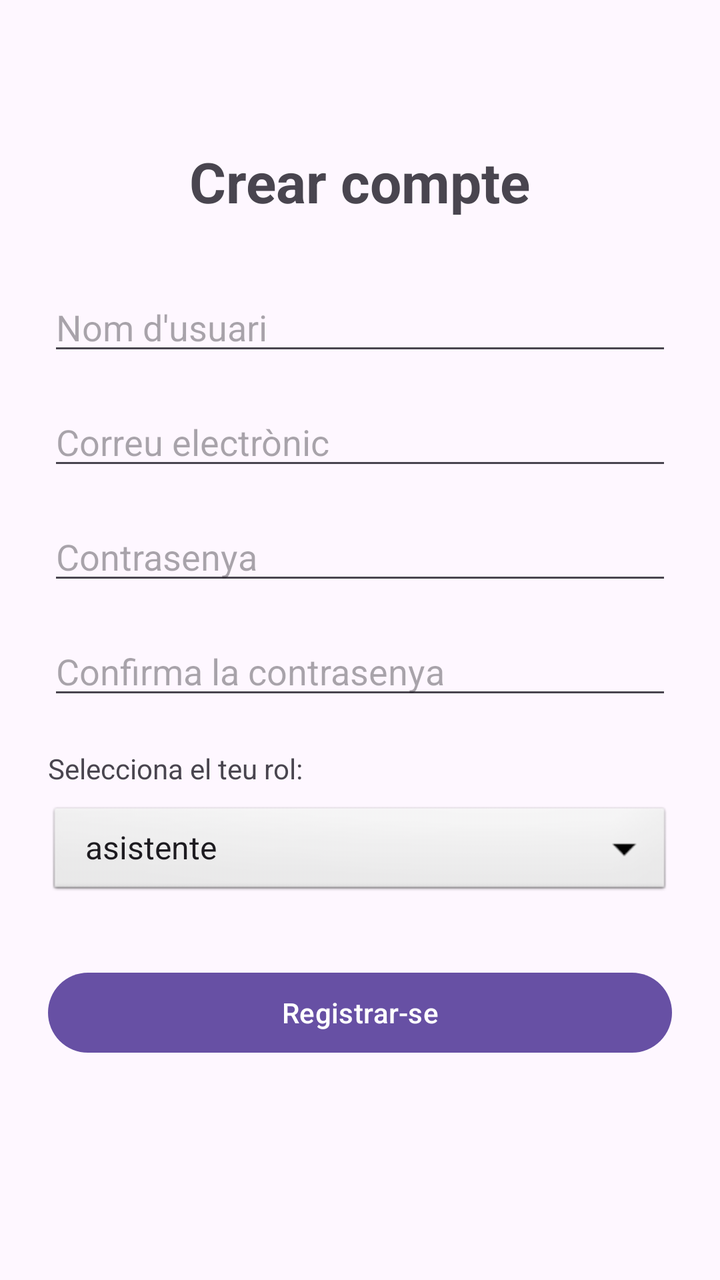
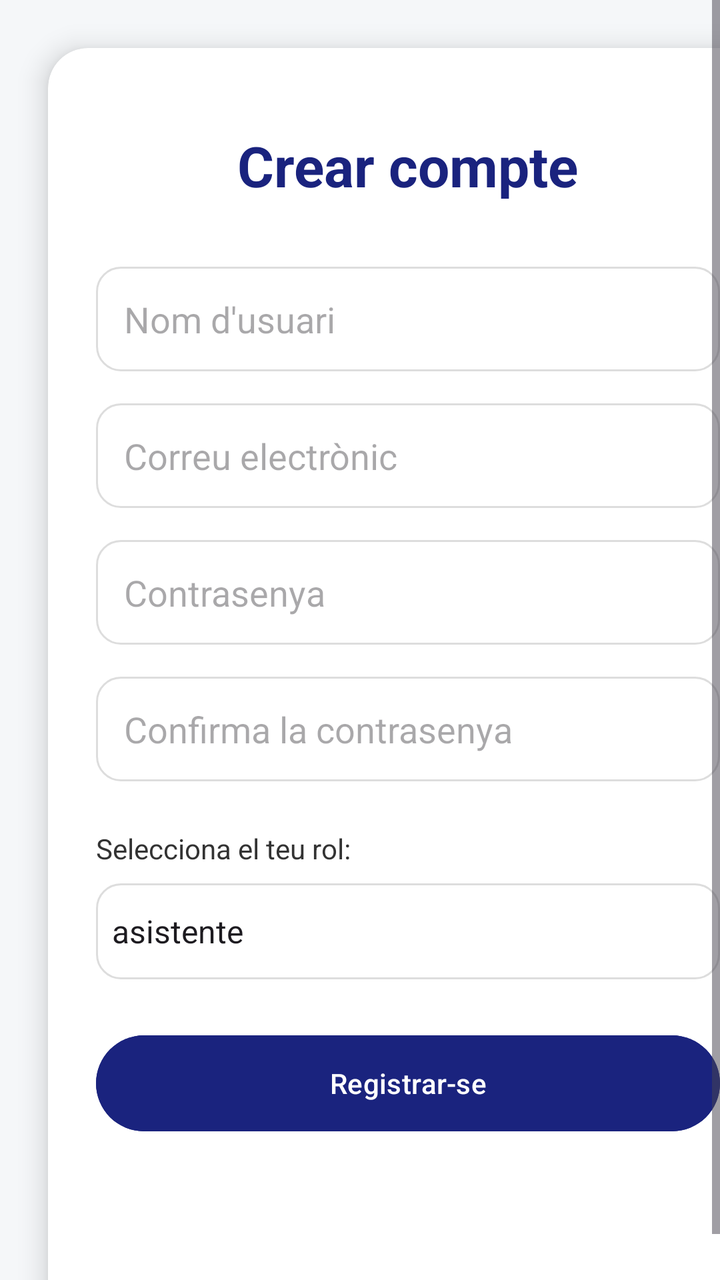

The first picture is an Android layout as it rendered before a commit; the second is the same layout after the commit. The layout source and the unified diff follow.
<!-- AndroidManifest.xml: application theme Theme.Projecte -->
<!-- res/layout/activity_sign_up.xml -->
<?xml version="1.0" encoding="utf-8"?>
<androidx.constraintlayout.widget.ConstraintLayout
    xmlns:android="http://schemas.android.com/apk/res/android"
    xmlns:app="http://schemas.android.com/apk/res-auto"
    android:id="@+id/main"
    android:layout_width="match_parent"
    android:layout_height="match_parent"
    android:padding="24dp">

    <TextView
        android:id="@+id/tvTitol"
        android:layout_width="wrap_content"
        android:layout_height="wrap_content"
        android:text="Crear compte"
        android:textSize="28sp"
        android:textStyle="bold"
        app:layout_constraintTop_toTopOf="parent"
        app:layout_constraintStart_toStartOf="parent"
        app:layout_constraintEnd_toEndOf="parent"
        android:layout_marginTop="48dp"/>

    <EditText
        android:id="@+id/etNom"
        android:layout_width="0dp"
        android:layout_height="wrap_content"
        android:hint="Nom d'usuari"
        android:inputType="text"
        app:layout_constraintTop_toBottomOf="@id/tvTitol"
        app:layout_constraintStart_toStartOf="parent"
        app:layout_constraintEnd_toEndOf="parent"
        android:layout_marginTop="32dp"/>

    <EditText
        android:id="@+id/etCorreo"
        android:layout_width="0dp"
        android:layout_height="wrap_content"
        android:hint="Correu electrònic"
        android:inputType="textEmailAddress"
        app:layout_constraintTop_toBottomOf="@id/etNom"
        app:layout_constraintStart_toStartOf="parent"
        app:layout_constraintEnd_toEndOf="parent"
        android:layout_marginTop="16dp"/>

    <EditText
        android:id="@+id/etContrasenya"
        android:layout_width="0dp"
        android:layout_height="wrap_content"
        android:hint="Contrasenya"
        android:inputType="textPassword"
        app:layout_constraintTop_toBottomOf="@id/etCorreo"
        app:layout_constraintStart_toStartOf="parent"
        app:layout_constraintEnd_toEndOf="parent"
        android:layout_marginTop="16dp"/>

    <EditText
        android:id="@+id/etConfirmaContrasenya"
        android:layout_width="0dp"
        android:layout_height="wrap_content"
        android:hint="Confirma la contrasenya"
        android:inputType="textPassword"
        app:layout_constraintTop_toBottomOf="@id/etContrasenya"
        app:layout_constraintStart_toStartOf="parent"
        app:layout_constraintEnd_toEndOf="parent"
        android:layout_marginTop="16dp"/>

    <TextView
        android:id="@+id/tvRolLabel"
        android:layout_width="wrap_content"
        android:layout_height="wrap_content"
        android:text="Selecciona el teu rol:"
        android:layout_marginTop="20dp"
        app:layout_constraintTop_toBottomOf="@id/etConfirmaContrasenya"
        app:layout_constraintStart_toStartOf="parent" />

    <Spinner
        android:id="@+id/spinnerRol"
        android:layout_width="0dp"
        android:layout_height="wrap_content"
        android:layout_marginTop="8dp"
        android:minHeight="48dp"
        android:background="@android:drawable/btn_dropdown"
        android:entries="@array/roles_array"
        app:layout_constraintTop_toBottomOf="@id/tvRolLabel"
        app:layout_constraintStart_toStartOf="parent"
        app:layout_constraintEnd_toEndOf="parent" />

    <Button
        android:id="@+id/btnRegistrar"
        android:layout_width="0dp"
        android:layout_height="wrap_content"
        android:text="Registrar-se"
        android:layout_marginTop="32dp"
        app:layout_constraintTop_toBottomOf="@id/spinnerRol"
        app:layout_constraintStart_toStartOf="parent"
        app:layout_constraintEnd_toEndOf="parent"/>

    <TextView
        android:id="@+id/tvError"
        android:layout_width="0dp"
        android:layout_height="wrap_content"
        android:text=""
        android:textColor="#D32F2F"
        android:textAlignment="center"
        android:layout_marginTop="16dp"
        app:layout_constraintTop_toBottomOf="@id/btnRegistrar"
        app:layout_constraintStart_toStartOf="parent"
        app:layout_constraintEnd_toEndOf="parent"/>

</androidx.constraintlayout.widget.ConstraintLayout>
<!-- resources referenced by this layout -->
<resources>
  <string-array name="roles_array">
          <item>asistente</item>
          <item>banda</item>
      </string-array>
  <style name="Theme.Projecte" parent="Base.Theme.Projecte" />
  <style name="Base.Theme.Projecte" parent="Theme.Material3.DayNight.NoActionBar">
          
          
      </style>
</resources>

<!-- the commit's change to res/layout/activity_sign_up.xml (unified diff, before → after) -->
@@ -1,109 +1,110 @@
 <?xml version="1.0" encoding="utf-8"?>
-<androidx.constraintlayout.widget.ConstraintLayout
-    xmlns:android="http://schemas.android.com/apk/res/android"
+<ScrollView xmlns:android="http://schemas.android.com/apk/res/android"
     xmlns:app="http://schemas.android.com/apk/res-auto"
-    android:id="@+id/main"
     android:layout_width="match_parent"
     android:layout_height="match_parent"
-    android:padding="24dp">
+    android:background="#F5F7F9"
+    android:fillViewport="true">
 
-    <TextView
-        android:id="@+id/tvTitol"
-        android:layout_width="wrap_content"
+    <androidx.cardview.widget.CardView
+        android:layout_width="match_parent"
         android:layout_height="wrap_content"
-        android:text="Crear compte"
-        android:textSize="28sp"
-        android:textStyle="bold"
-        app:layout_constraintTop_toTopOf="parent"
-        app:layout_constraintStart_toStartOf="parent"
-        app:layout_constraintEnd_toEndOf="parent"
-        android:layout_marginTop="48dp"/>
+        android:layout_margin="24dp"
+        app:cardCornerRadius="20dp"
+        app:cardElevation="8dp">
 
-    <EditText
-        android:id="@+id/etNom"
-        android:layout_width="0dp"
-        android:layout_height="wrap_content"
-        android:hint="Nom d'usuari"
-        android:inputType="text"
-        app:layout_constraintTop_toBottomOf="@id/tvTitol"
-        app:layout_constraintStart_toStartOf="parent"
-        app:layout_constraintEnd_toEndOf="parent"
-        android:layout_marginTop="32dp"/>
+        <LinearLayout
+            android:layout_width="match_parent"
+            android:layout_height="wrap_content"
+            android:orientation="vertical"
+            android:padding="24dp">
 
-    <EditText
-        android:id="@+id/etCorreo"
-        android:layout_width="0dp"
-        android:layout_height="wrap_content"
-        android:hint="Correu electrònic"
-        android:inputType="textEmailAddress"
-        app:layout_constraintTop_toBottomOf="@id/etNom"
-        app:layout_constraintStart_toStartOf="parent"
-        app:layout_constraintEnd_toEndOf="parent"
-        android:layout_marginTop="16dp"/>
+            <TextView
+                android:id="@+id/tvTitol"
+                android:layout_width="wrap_content"
+                android:layout_height="wrap_content"
+                android:text="Crear compte"
+                android:textSize="28sp"
+                android:textStyle="bold"
+                android:textColor="#1A237E"
+                android:layout_gravity="center"
+                android:layout_marginTop="16dp"
+                android:layout_marginBottom="32dp"/>
 
-    <EditText
-        android:id="@+id/etContrasenya"
-        android:layout_width="0dp"
-        android:layout_height="wrap_content"
-        android:hint="Contrasenya"
-        android:inputType="textPassword"
-        app:layout_constraintTop_toBottomOf="@id/etCorreo"
-        app:layout_constraintStart_toStartOf="parent"
-        app:layout_constraintEnd_toEndOf="parent"
-        android:layout_marginTop="16dp"/>
+            <EditText
+                android:id="@+id/etNom"
+                android:layout_width="match_parent"
+                android:layout_height="wrap_content"
+                android:hint="Nom d'usuari"
+                android:inputType="text"
+                android:background="@drawable/bg_edittext_rounded"
+                android:padding="14dp"
+                android:layout_marginBottom="16dp"/>
 
-    <EditText
-        android:id="@+id/etConfirmaContrasenya"
-        android:layout_width="0dp"
-        android:layout_height="wrap_content"
-        android:hint="Confirma la contrasenya"
-        android:inputType="textPassword"
-        app:layout_constraintTop_toBottomOf="@id/etContrasenya"
-        app:layout_constraintStart_toStartOf="parent"
-        app:layout_constraintEnd_toEndOf="parent"
-        android:layout_marginTop="16dp"/>
+            <EditText
+                android:id="@+id/etCorreo"
+                android:layout_width="match_parent"
+                android:layout_height="wrap_content"
+                android:hint="Correu electrònic"
+                android:inputType="textEmailAddress"
+                android:background="@drawable/bg_edittext_rounded"
+                android:padding="14dp"
+                android:layout_marginBottom="16dp"/>
 
-    <TextView
-        android:id="@+id/tvRolLabel"
-        android:layout_width="wrap_content"
-        android:layout_height="wrap_content"
-        android:text="Selecciona el teu rol:"
-        android:layout_marginTop="20dp"
-        app:layout_constraintTop_toBottomOf="@id/etConfirmaContrasenya"
-        app:layout_constraintStart_toStartOf="parent" />
+            <EditText
+                android:id="@+id/etContrasenya"
+                android:layout_width="match_parent"
+                android:layout_height="wrap_content"
+                android:hint="Contrasenya"
+                android:inputType="textPassword"
+                android:background="@drawable/bg_edittext_rounded"
+                android:padding="14dp"
+                android:layout_marginBottom="16dp"/>
 
-    <Spinner
-        android:id="@+id/spinnerRol"
-        android:layout_width="0dp"
-        android:layout_height="wrap_content"
-        android:layout_marginTop="8dp"
-        android:minHeight="48dp"
-        android:background="@android:drawable/btn_dropdown"
-        android:entries="@array/roles_array"
-        app:layout_constraintTop_toBottomOf="@id/tvRolLabel"
-        app:layout_constraintStart_toStartOf="parent"
-        app:layout_constraintEnd_toEndOf="parent" />
+            <EditText
+                android:id="@+id/etConfirmaContrasenya"
+                android:layout_width="match_parent"
+                android:layout_height="wrap_content"
+                android:hint="Confirma la contrasenya"
+                android:inputType="textPassword"
+                android:background="@drawable/bg_edittext_rounded"
+                android:padding="14dp"
+                android:layout_marginBottom="16dp"/>
 
-    <Button
-        android:id="@+id/btnRegistrar"
-        android:layout_width="0dp"
-        android:layout_height="wrap_content"
-        android:text="Registrar-se"
-        android:layout_marginTop="32dp"
-        app:layout_constraintTop_toBottomOf="@id/spinnerRol"
-        app:layout_constraintStart_toStartOf="parent"
-        app:layout_constraintEnd_toEndOf="parent"/>
+            <TextView
+                android:id="@+id/tvRolLabel"
+                android:layout_width="wrap_content"
+                android:layout_height="wrap_content"
+                android:text="Selecciona el teu rol:"
+                android:textColor="#333333"
+                android:layout_marginTop="8dp"
+                android:layout_marginBottom="8dp"/>
 
-    <TextView
-        android:id="@+id/tvError"
-        android:layout_width="0dp"
-        android:layout_height="wrap_content"
-        android:text=""
-        android:textColor="#D32F2F"
-        android:textAlignment="center"
-        android:layout_marginTop="16dp"
-        app:layout_constraintTop_toBottomOf="@id/btnRegistrar"
-        app:layout_constraintStart_toStartOf="parent"
-        app:layout_constraintEnd_toEndOf="parent"/>
+            <Spinner
+                android:id="@+id/spinnerRol"
+                android:layout_width="match_parent"
+                android:layout_height="48dp"
+                android:background="@drawable/bg_spinner_rounded"
+                android:entries="@array/roles_array"
+                android:layout_marginBottom="24dp"/>
 
-</androidx.constraintlayout.widget.ConstraintLayout>
+            <Button
+                android:id="@+id/btnRegistrar"
+                android:layout_width="match_parent"
+                android:layout_height="56dp"
+                android:text="Registrar-se"
+                android:textColor="#FFFFFF"
+                android:backgroundTint="#1A237E"
+                app:cornerRadius="30dp"/>
+
+            <TextView
+                android:id="@+id/tvError"
+                android:layout_width="match_parent"
+                android:layout_height="wrap_content"
+                android:text=""
+                android:textColor="#D32F2F"
+                android:textAlignment="center"
+                android:layout_marginTop="16dp"/>
+        </LinearLayout>
+    </androidx.cardview.widget.CardView>
+</ScrollView>
<!-- resource entries referenced after the edit -->
@@ -4,6 +4,18 @@
           <item>asistente</item>
           <item>banda</item>
       </string-array>
+  <!-- drawable bg_edittext_rounded (drawable) -->
+  <shape xmlns:android="http://schemas.android.com/apk/res/android" android:shape="rectangle">
+      <solid android:color="#FFFFFF" />
+      <stroke android:width="1dp" android:color="#DDDDDD" />
+      <corners android:radius="12dp" />
+  </shape>
+  <!-- drawable bg_spinner_rounded (drawable) -->
+  <shape xmlns:android="http://schemas.android.com/apk/res/android" android:shape="rectangle">
+      <solid android:color="#FFFFFF" />
+      <stroke android:width="1dp" android:color="#DDDDDD" />
+      <corners android:radius="12dp" />
+  </shape>
   <style name="Theme.Projecte" parent="Base.Theme.Projecte" />
   <style name="Base.Theme.Projecte" parent="Theme.Material3.DayNight.NoActionBar">
           
